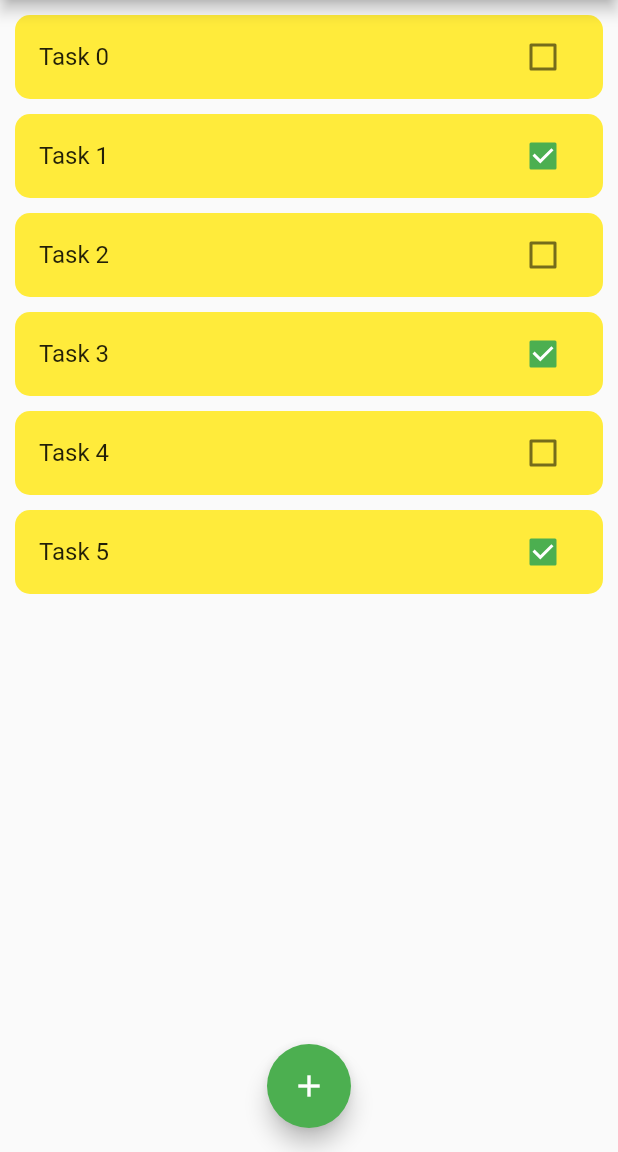
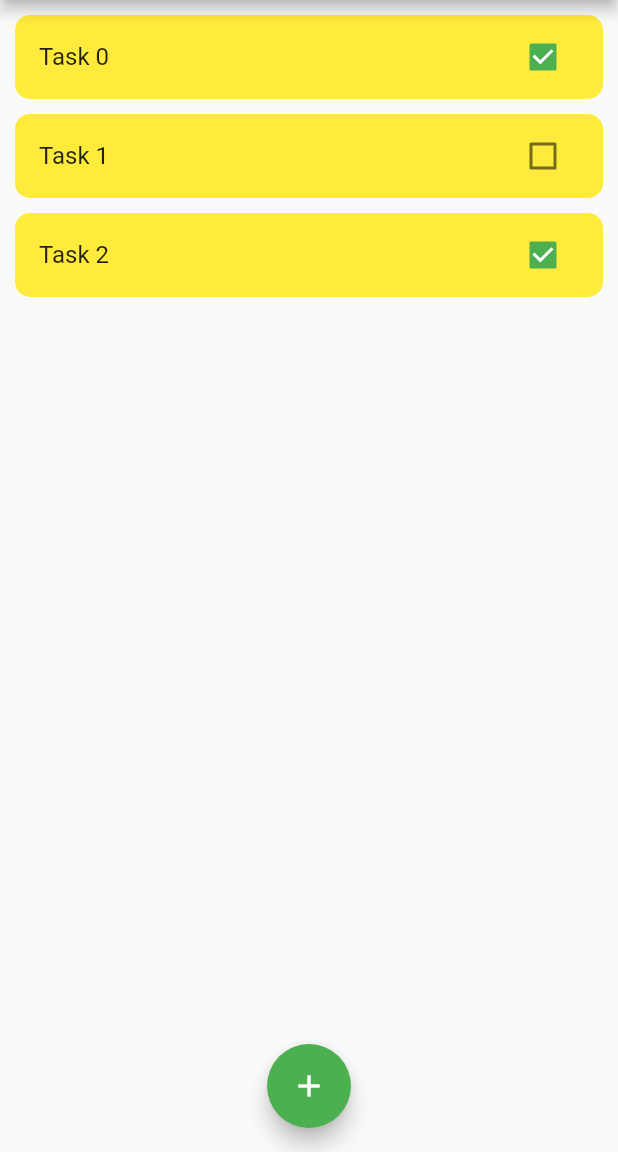
Before and after one commit to mossssama/DoIt, a Flutter app: the screen it shows after launch, on a phone screen of 412 x 824 dp, the part 84-1236 px from its top. Run offline on Flutter 3.47's test engine with Material 2 defaults, Android fonts, the phone set to English and light mode, and no system bars.

Commit message:
Adding Deleting Item

```diff
--- a/lib/main.dart
+++ b/lib/main.dart
@@ -23,14 +23,10 @@ class ToDoHomePage extends StatefulWidget {
 }
 
 class _ToDoHomePageState extends State<ToDoHomePage> {
-  // int _counter = 0;
   List<ToDoItem> todoList = [
-    ToDoItem(toDoTitle: 'Task 0', isDone: false),
-    ToDoItem(toDoTitle: 'Task 1', isDone: true),
-    ToDoItem(toDoTitle: 'Task 2', isDone: false),
-    ToDoItem(toDoTitle: 'Task 3', isDone: true),
-    ToDoItem(toDoTitle: 'Task 4', isDone: false),
-    ToDoItem(toDoTitle: 'Task 5', isDone: true),
+    ToDoItem(toDoTitle: 'Task 0', isDone: true),
+    ToDoItem(toDoTitle: 'Task 1', isDone: false),
+    ToDoItem(toDoTitle: 'Task 2', isDone: true),
   ];
 
 
@@ -64,6 +60,8 @@ class _ToDoHomePageState extends State<ToDoHomePage> {
                 borderRadius: BorderRadius.circular(10.0),
               ),
               child: ListTile(
+                onLongPress: (){ deleteToDo(index); },
+                onTap: (){openDialog();},
                 title: Text(todoList[index].toDoTitle),
                 trailing: Checkbox(
                     checkColor: Colors.white,
@@ -89,9 +87,11 @@ class _ToDoHomePageState extends State<ToDoHomePage> {
     );
   }
 
-  final TextEditingController _controller = TextEditingController();
+  TextEditingController _controller = TextEditingController();
 
-  void openDialog() =>showDialog(
+  void openDialog() {
+    _controller = TextEditingController();
+    showDialog(
     context: context,
     builder: (context) => AlertDialog(
       title: const Text("ToDo item"),
@@ -106,18 +106,25 @@ class _ToDoHomePageState extends State<ToDoHomePage> {
       ),
       actions: [
         TextButton(
-          onPressed: () { submit(_controller.text);},
+          onPressed: () { addToDo(_controller.text);},
           child: const Text("Add",style: TextStyle(color: Colors.green)))
       ],
     )
   );
+  }
 
 
-  submit(String text) {
+  addToDo(String text) {
     setState((){
         todoList.add(ToDoItem(toDoTitle: text, isDone: false));
     });
     Navigator.of(context).pop();
   }
 
+  deleteToDo(int index) {
+    setState(() {
+      todoList.removeAt(index);
+    });
+  }
+
 }
```
